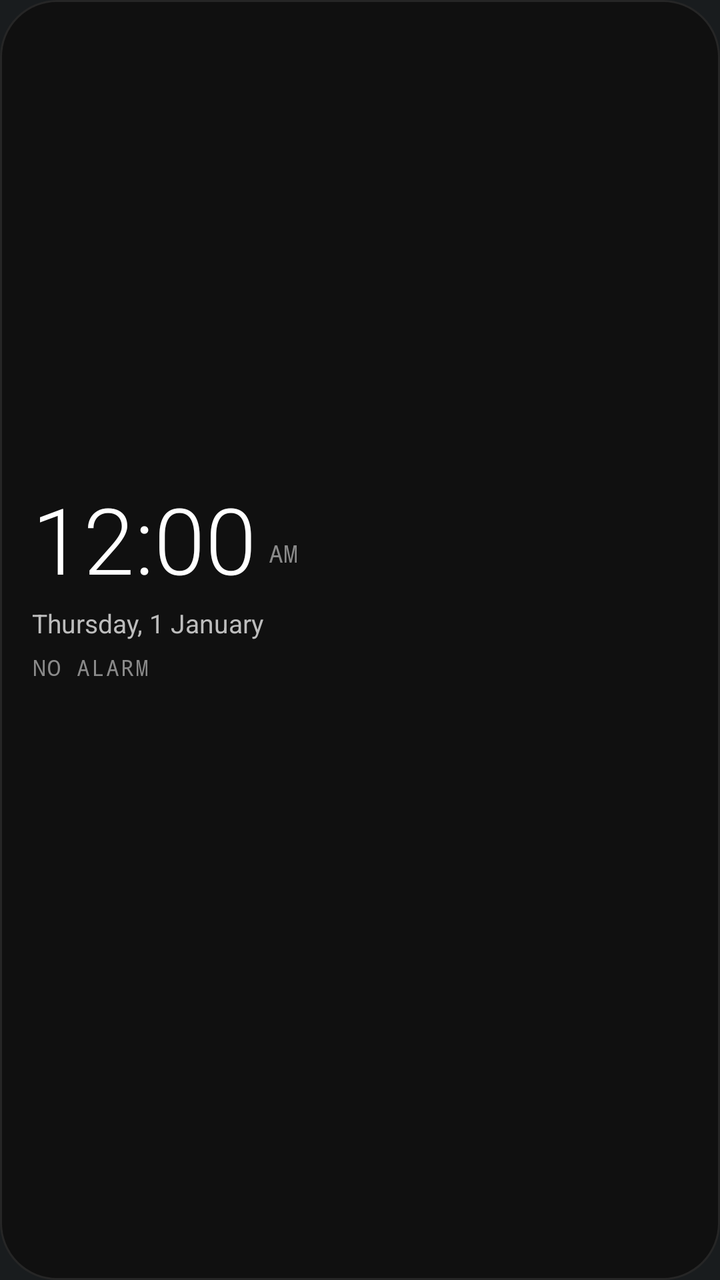
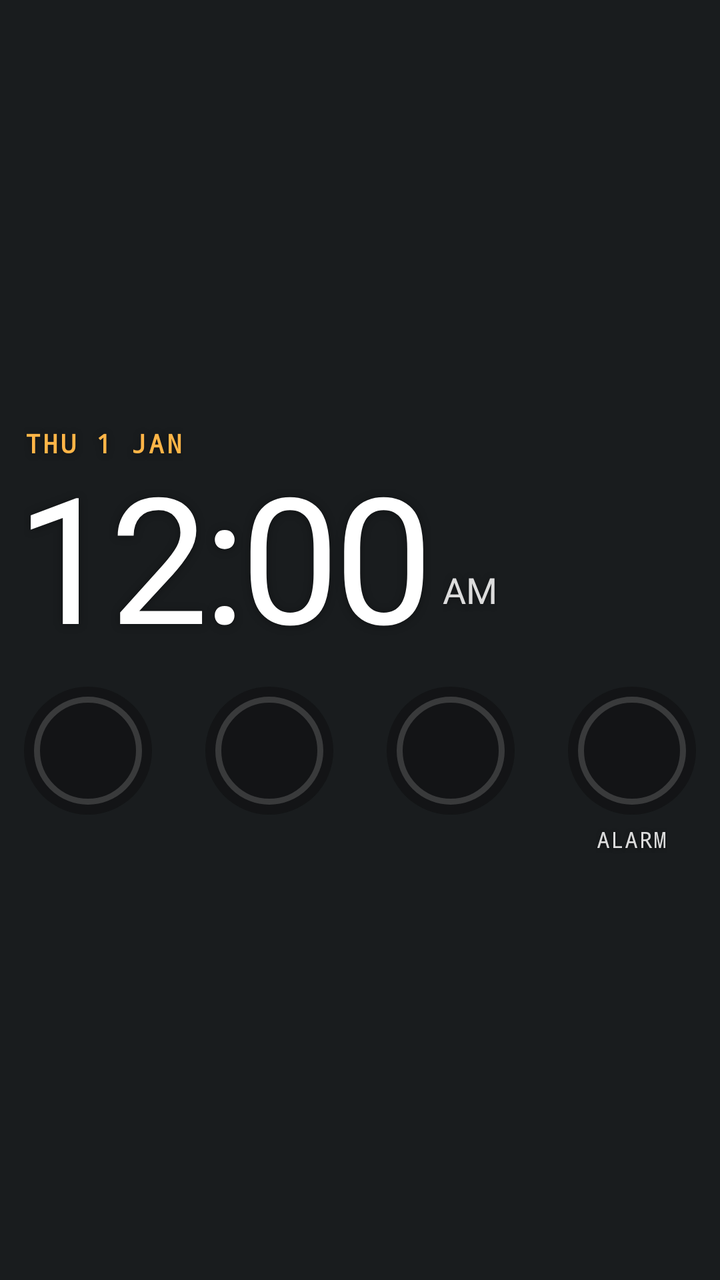

Before-and-after screenshots of an Android layout around one commit, followed by the original layout XML and the change that was made.
<!-- AndroidManifest.xml: application theme android:Theme.DeviceDefault.NoActionBar -->
<!-- res/layout/clock_widget.xml -->
<?xml version="1.0" encoding="utf-8"?>
<LinearLayout xmlns:android="http://schemas.android.com/apk/res/android"
    android:id="@+id/clock_root"
    android:layout_width="match_parent"
    android:layout_height="match_parent"
    android:background="@drawable/widget_bg"
    android:orientation="vertical"
    android:paddingStart="16dp"
    android:paddingTop="14dp"
    android:paddingEnd="16dp"
    android:paddingBottom="12dp">

    <LinearLayout
        android:layout_width="match_parent"
        android:layout_height="0dp"
        android:layout_weight="1"
        android:gravity="center_vertical"
        android:orientation="horizontal">

        <LinearLayout
            android:id="@+id/clock_box"
            android:layout_width="0dp"
            android:layout_height="wrap_content"
            android:layout_weight="1"
            android:orientation="vertical">

            <LinearLayout
                android:layout_width="wrap_content"
                android:layout_height="wrap_content"
                android:gravity="bottom"
                android:orientation="horizontal">

                <TextClock
                    android:id="@+id/clock_time"
                    android:layout_width="wrap_content"
                    android:layout_height="wrap_content"
                    android:fontFamily="sans-serif-light"
                    android:format12Hour="h:mm"
                    android:format24Hour="HH:mm"
                    android:includeFontPadding="false"
                    android:textColor="#FFFFFFFF"
                    android:textSize="46sp" />

                <TextClock
                    android:id="@+id/clock_ampm"
                    android:layout_width="wrap_content"
                    android:layout_height="wrap_content"
                    android:layout_marginStart="6dp"
                    android:layout_marginBottom="6dp"
                    android:fontFamily="monospace"
                    android:format12Hour="a"
                    android:format24Hour=""
                    android:textColor="#FF8A8A8A"
                    android:textSize="12sp" />
            </LinearLayout>

            <TextClock
                android:id="@+id/clock_date"
                android:layout_width="wrap_content"
                android:layout_height="wrap_content"
                android:layout_marginTop="4dp"
                android:format12Hour="EEEE, d MMMM"
                android:format24Hour="EEEE, d MMMM"
                android:maxLines="1"
                android:textColor="#FFBDBDBD"
                android:textSize="13sp" />

            <TextView
                android:id="@+id/clock_weather"
                android:layout_width="wrap_content"
                android:layout_height="wrap_content"
                android:layout_marginTop="6dp"
                android:fontFamily="sans-serif-medium"
                android:maxLines="1"
                android:ellipsize="end"
                android:textColor="#FFEBEBEB"
                android:textSize="13sp"
                android:visibility="gone" />

            <TextView
                android:id="@+id/clock_aqi"
                android:layout_width="wrap_content"
                android:layout_height="wrap_content"
                android:layout_marginTop="4dp"
                android:fontFamily="monospace"
                android:letterSpacing="0.04"
                android:maxLines="1"
                android:ellipsize="end"
                android:textColor="#FF8A8A8A"
                android:textSize="11sp"
                android:visibility="gone" />

            <TextView
                android:id="@+id/clock_alarm"
                android:layout_width="wrap_content"
                android:layout_height="wrap_content"
                android:layout_marginTop="6dp"
                android:drawablePadding="6dp"
                android:fontFamily="monospace"
                android:letterSpacing="0.06"
                android:maxLines="1"
                android:text="NO ALARM"
                android:textColor="#FF8A8A8A"
                android:textSize="11sp" />
        </LinearLayout>

        <ImageView
            android:id="@+id/clock_sky"
            android:layout_width="72dp"
            android:layout_height="72dp"
            android:layout_marginStart="10dp"
            android:contentDescription="Sun or moon now"
            android:scaleType="fitCenter" />
    </LinearLayout>

    <ImageView
        android:id="@+id/clock_graph"
        android:layout_width="match_parent"
        android:layout_height="48dp"
        android:layout_marginTop="8dp"
        android:contentDescription="Today's sun path"
        android:scaleType="fitXY" />
</LinearLayout>
<!-- resources referenced by this layout -->
<resources>
  <!-- drawable widget_bg (drawable) -->
  <?xml version="1.0" encoding="utf-8"?>
  <shape xmlns:android="http://schemas.android.com/apk/res/android" android:shape="rectangle">
      <solid android:color="#FF101010" />
      <corners android:radius="28dp" />
      <stroke android:width="1dp" android:color="#FF262626" />
  </shape>
</resources>

<!-- the commit's change to res/layout/clock_widget.xml (unified diff, before → after) -->
@@ -1,123 +1,176 @@
 <?xml version="1.0" encoding="utf-8"?>
 <LinearLayout xmlns:android="http://schemas.android.com/apk/res/android"
-    android:id="@+id/clock_root"
+    android:id="@+id/ck_root"
     android:layout_width="match_parent"
     android:layout_height="match_parent"
-    android:background="@drawable/widget_bg"
+    android:gravity="center_vertical"
     android:orientation="vertical"
-    android:paddingStart="16dp"
-    android:paddingTop="14dp"
-    android:paddingEnd="16dp"
-    android:paddingBottom="12dp">
+    android:paddingStart="12dp"
+    android:paddingTop="8dp"
+    android:paddingEnd="12dp"
+    android:paddingBottom="8dp">
 
     <LinearLayout
+        android:id="@+id/ck_time_box"
+        android:layout_width="wrap_content"
+        android:layout_height="wrap_content"
+        android:orientation="vertical">
+
+        <TextClock
+            android:id="@+id/ck_date"
+            android:layout_width="wrap_content"
+            android:layout_height="wrap_content"
+            android:fontFamily="monospace"
+            android:format12Hour="EEE d MMM"
+            android:format24Hour="EEE d MMM"
+            android:letterSpacing="0.09"
+            android:maxLines="1"
+            android:shadowColor="#59000000"
+            android:shadowDy="1"
+            android:shadowRadius="8"
+            android:textAllCaps="true"
+            android:textColor="#FFFFB547"
+            android:textSize="13sp"
+            android:textStyle="bold" />
+
+        <LinearLayout
+            android:layout_width="wrap_content"
+            android:layout_height="wrap_content"
+            android:gravity="bottom"
+            android:orientation="horizontal">
+
+            <TextClock
+                android:id="@+id/ck_time"
+                android:layout_width="wrap_content"
+                android:layout_height="wrap_content"
+                android:layout_marginStart="-3dp"
+                android:fontFamily="@font/outfit_light"
+                android:format12Hour="h:mm"
+                android:format24Hour="HH:mm"
+                android:includeFontPadding="false"
+                android:letterSpacing="-0.03"
+                android:maxLines="1"
+                android:shadowColor="#59000000"
+                android:shadowDy="1"
+                android:shadowRadius="10"
+                android:textColor="#FFFFFFFF"
+                android:textSize="88dp" />
+
+            <TextClock
+                android:id="@+id/ck_ampm"
+                android:layout_width="wrap_content"
+                android:layout_height="wrap_content"
+                android:layout_marginStart="6dp"
+                android:layout_marginBottom="10dp"
+                android:fontFamily="@font/outfit_medium"
+                android:format12Hour="a"
+                android:format24Hour=""
+                android:includeFontPadding="false"
+                android:shadowColor="#59000000"
+                android:shadowDy="1"
+                android:shadowRadius="8"
+                android:textColor="#D9FFFFFF"
+                android:textSize="18dp" />
+        </LinearLayout>
+    </LinearLayout>
+
+    <LinearLayout
+        android:id="@+id/ck_dials"
         android:layout_width="match_parent"
-        android:layout_height="0dp"
-        android:layout_weight="1"
-        android:gravity="center_vertical"
+        android:layout_height="wrap_content"
+        android:layout_marginTop="10dp"
         android:orientation="horizontal">
 
         <LinearLayout
-            android:id="@+id/clock_box"
-            android:layout_width="0dp"
+            android:id="@+id/ck_sky_box"
+            android:layout_width="wrap_content"
             android:layout_height="wrap_content"
-            android:layout_weight="1"
+            android:gravity="center_horizontal"
             android:orientation="vertical">
 
-            <LinearLayout
-                android:layout_width="wrap_content"
-                android:layout_height="wrap_content"
-                android:gravity="bottom"
-                android:orientation="horizontal">
-
-                <TextClock
-                    android:id="@+id/clock_time"
-                    android:layout_width="wrap_content"
-                    android:layout_height="wrap_content"
-                    android:fontFamily="sans-serif-light"
-                    android:format12Hour="h:mm"
-                    android:format24Hour="HH:mm"
-                    android:includeFontPadding="false"
-                    android:textColor="#FFFFFFFF"
-                    android:textSize="46sp" />
-
-                <TextClock
-                    android:id="@+id/clock_ampm"
-                    android:layout_width="wrap_content"
-                    android:layout_height="wrap_content"
-                    android:layout_marginStart="6dp"
-                    android:layout_marginBottom="6dp"
-                    android:fontFamily="monospace"
-                    android:format12Hour="a"
-                    android:format24Hour=""
-                    android:textColor="#FF8A8A8A"
-                    android:textSize="12sp" />
-            </LinearLayout>
-
-            <TextClock
-                android:id="@+id/clock_date"
-                android:layout_width="wrap_content"
-                android:layout_height="wrap_content"
-                android:layout_marginTop="4dp"
-                android:format12Hour="EEEE, d MMMM"
-                android:format24Hour="EEEE, d MMMM"
-                android:maxLines="1"
-                android:textColor="#FFBDBDBD"
-                android:textSize="13sp" />
+            <ImageView
+                android:id="@+id/ck_sky"
+                android:layout_width="64dp"
+                android:layout_height="64dp"
+                android:contentDescription="Sun or moon now"
+                android:src="@drawable/clock_dial_empty" />
 
             <TextView
-                android:id="@+id/clock_weather"
-                android:layout_width="wrap_content"
-                android:layout_height="wrap_content"
-                android:layout_marginTop="6dp"
-                android:fontFamily="sans-serif-medium"
-                android:maxLines="1"
-                android:ellipsize="end"
-                android:textColor="#FFEBEBEB"
-                android:textSize="13sp"
-                android:visibility="gone" />
+                android:id="@+id/ck_sky_cap"
+                style="@style/ClockCaption" />
+        </LinearLayout>
+
+        <FrameLayout
+            android:layout_width="0dp"
+            android:layout_height="1dp"
+            android:layout_weight="1" />
+
+        <LinearLayout
+            android:id="@+id/ck_temp_box"
+            android:layout_width="wrap_content"
+            android:layout_height="wrap_content"
+            android:gravity="center_horizontal"
+            android:orientation="vertical">
+
+            <ImageView
+                android:id="@+id/ck_temp"
+                android:layout_width="64dp"
+                android:layout_height="64dp"
+                android:contentDescription="Temperature"
+                android:src="@drawable/clock_dial_empty" />
 
             <TextView
-                android:id="@+id/clock_aqi"
-                android:layout_width="wrap_content"
-                android:layout_height="wrap_content"
-                android:layout_marginTop="4dp"
-                android:fontFamily="monospace"
-                android:letterSpacing="0.04"
-                android:maxLines="1"
-                android:ellipsize="end"
-                android:textColor="#FF8A8A8A"
-                android:textSize="11sp"
-                android:visibility="gone" />
+                android:id="@+id/ck_temp_cap"
+                style="@style/ClockCaption" />
+        </LinearLayout>
+
+        <FrameLayout
+            android:layout_width="0dp"
+            android:layout_height="1dp"
+            android:layout_weight="1" />
+
+        <LinearLayout
+            android:id="@+id/ck_air_box"
+            android:layout_width="wrap_content"
+            android:layout_height="wrap_content"
+            android:gravity="center_horizontal"
+            android:orientation="vertical">
+
+            <ImageView
+                android:id="@+id/ck_air"
+                android:layout_width="64dp"
+                android:layout_height="64dp"
+                android:contentDescription="Air quality"
+                android:src="@drawable/clock_dial_empty" />
 
             <TextView
-                android:id="@+id/clock_alarm"
-                android:layout_width="wrap_content"
-                android:layout_height="wrap_content"
-                android:layout_marginTop="6dp"
-                android:drawablePadding="6dp"
-                android:fontFamily="monospace"
-                android:letterSpacing="0.06"
-                android:maxLines="1"
-                android:text="NO ALARM"
-                android:textColor="#FF8A8A8A"
-                android:textSize="11sp" />
+                android:id="@+id/ck_air_cap"
+                style="@style/ClockCaption" />
         </LinearLayout>
 
-        <ImageView
-            android:id="@+id/clock_sky"
-            android:layout_width="72dp"
-            android:layout_height="72dp"
-            android:layout_marginStart="10dp"
-            android:contentDescription="Sun or moon now"
-            android:scaleType="fitCenter" />
+        <FrameLayout
+            android:layout_width="0dp"
+            android:layout_height="1dp"
+            android:layout_weight="1" />
+
+        <LinearLayout
+            android:id="@+id/ck_alarm_box"
+            android:layout_width="wrap_content"
+            android:layout_height="wrap_content"
+            android:gravity="center_horizontal"
+            android:orientation="vertical">
+
+            <ImageView
+                android:id="@+id/ck_alarm"
+                android:layout_width="64dp"
+                android:layout_height="64dp"
+                android:contentDescription="Next alarm"
+                android:src="@drawable/clock_dial_empty" />
+
+            <TextView
+                android:id="@+id/ck_alarm_cap"
+                style="@style/ClockCaption"
+                android:text="ALARM" />
+        </LinearLayout>
     </LinearLayout>
-
-    <ImageView
-        android:id="@+id/clock_graph"
-        android:layout_width="match_parent"
-        android:layout_height="48dp"
-        android:layout_marginTop="8dp"
-        android:contentDescription="Today's sun path"
-        android:scaleType="fitXY" />
 </LinearLayout>
<!-- resource entries referenced after the edit -->
@@ -1,11 +1,31 @@
 <!-- resources referenced by this layout -->
 <resources>
-  <!-- drawable widget_bg (drawable) -->
+  <!-- drawable clock_dial_empty (drawable) -->
   <?xml version="1.0" encoding="utf-8"?>
-  <shape xmlns:android="http://schemas.android.com/apk/res/android" android:shape="rectangle">
-      <solid android:color="#FF101010" />
-      <corners android:radius="28dp" />
-      <stroke android:width="1dp" android:color="#FF262626" />
-  </shape>
+  <layer-list xmlns:android="http://schemas.android.com/apk/res/android">
+      <item>
+          <shape android:shape="oval">
+              <solid android:color="#610A0A09" />
+          </shape>
+      </item>
+      <item android:bottom="5dp" android:left="5dp" android:right="5dp" android:top="5dp">
+          <shape android:shape="oval">
+              <stroke android:width="3dp" android:color="#29FFFFFF" />
+          </shape>
+      </item>
+  </layer-list>
+  <style name="ClockCaption">
+          <item name="android:layout_width">wrap_content</item>
+          <item name="android:layout_height">wrap_content</item>
+          <item name="android:layout_marginTop">5dp</item>
+          <item name="android:fontFamily">monospace</item>
+          <item name="android:letterSpacing">0.04</item>
+          <item name="android:maxLines">1</item>
+          <item name="android:shadowColor">#59000000</item>
+          <item name="android:shadowDy">1</item>
+          <item name="android:shadowRadius">6</item>
+          <item name="android:textColor">#D9FFFFFF</item>
+          <item name="android:textSize">11dp</item>
+      </style>
 </resources>
 
